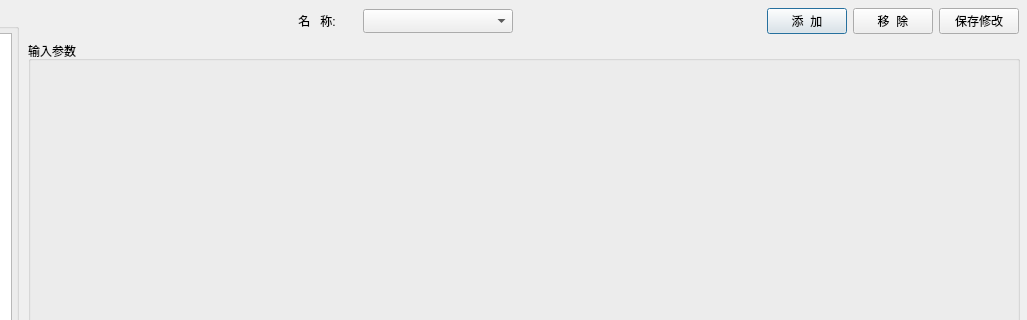
xibeilang524/Graphics, file SelfWidget/initservice.ui: the form before one commit; both pictures show x 182 to 1209 and y 0 to 320 of the 1209 by 836 pixel window.
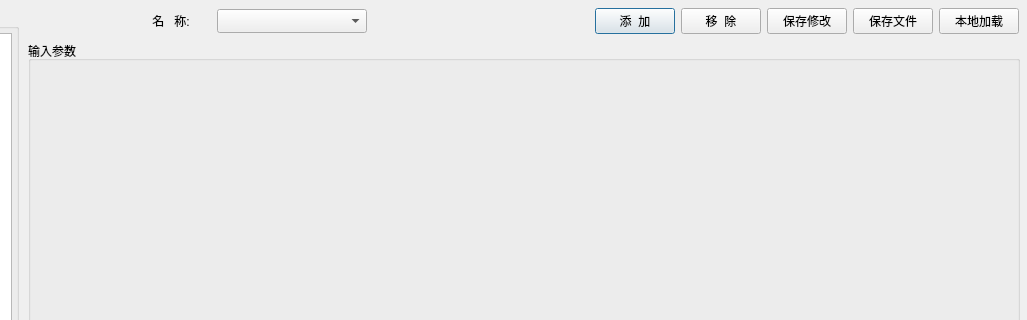
The form after the commit.

Commit message: 添加对预处理服务的本地保存和加载;修复双层dowhile循环嵌套失败问题;

The edit to the form file:
```diff
--- a/SelfWidget/initservice.ui
+++ b/SelfWidget/initservice.ui
@@ -183,6 +183,32 @@
                  </property>
                 </widget>
                </item>
+               <item>
+                <widget class="QPushButton" name="saveToDisk">
+                 <property name="minimumSize">
+                  <size>
+                   <width>55</width>
+                   <height>25</height>
+                  </size>
+                 </property>
+                 <property name="text">
+                  <string>保存文件</string>
+                 </property>
+                </widget>
+               </item>
+               <item>
+                <widget class="QPushButton" name="loadFromDisk">
+                 <property name="minimumSize">
+                  <size>
+                   <width>55</width>
+                   <height>25</height>
+                  </size>
+                 </property>
+                 <property name="text">
+                  <string>本地加载</string>
+                 </property>
+                </widget>
+               </item>
               </layout>
              </widget>
             </item>
```
The commit also changes 8 other files.
